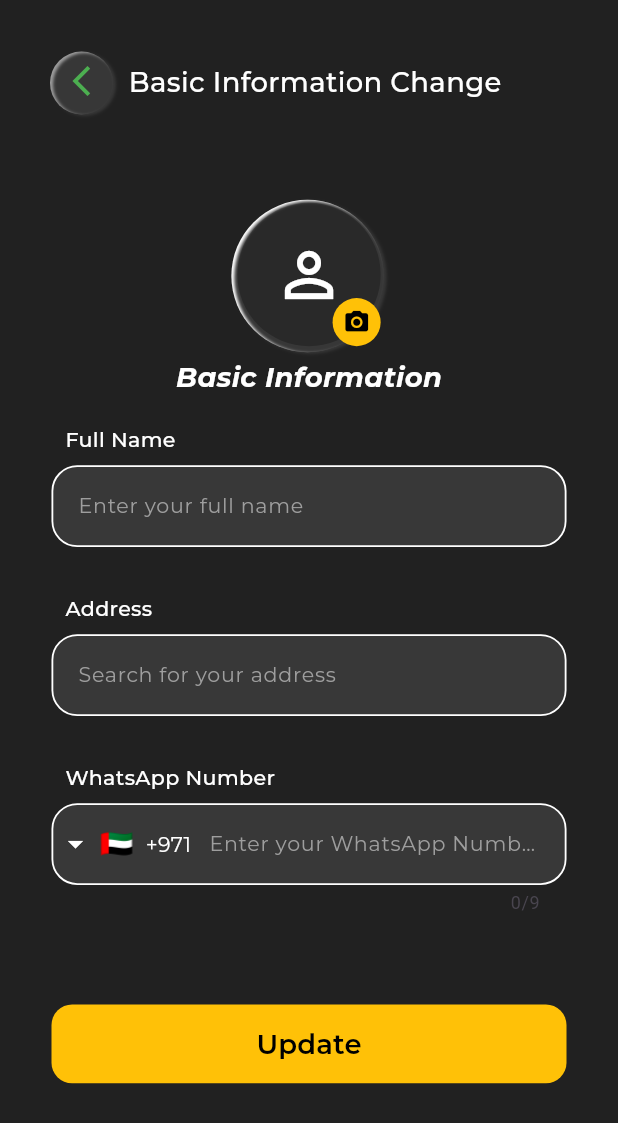
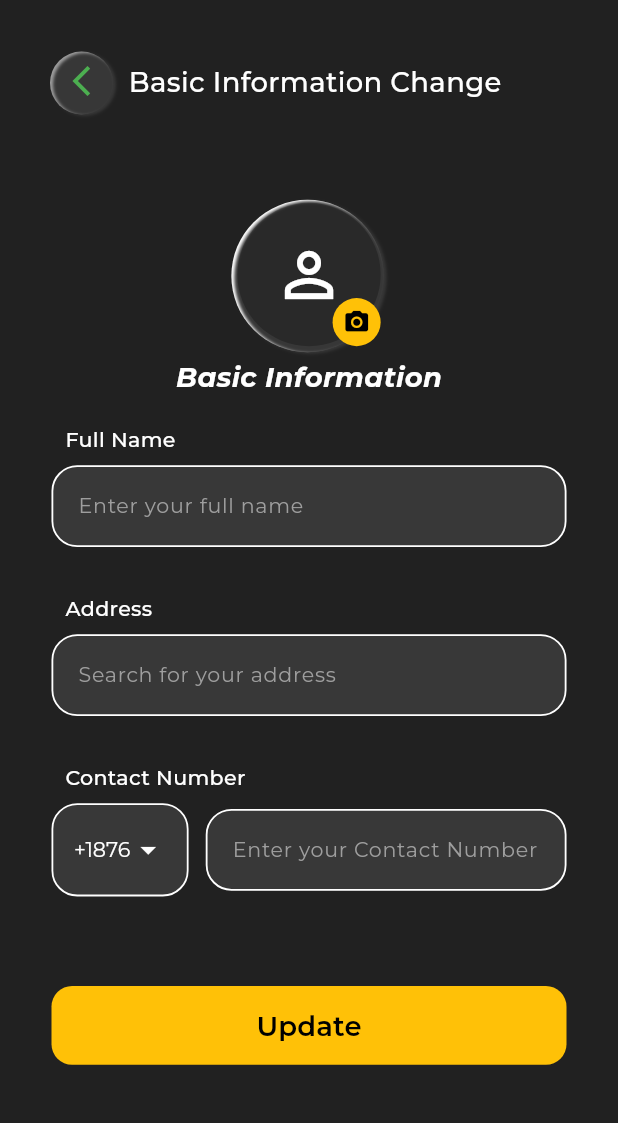
Before and after one commit to Ebadzmn/car_parts_app, a Flutter app: the ChangeBasicInfo screen opened by its route, on a phone screen of 412 x 824 dp. Shown: the top 1123 px of the screen. Run offline on Flutter 3.47's test engine with Material 3 defaults, Android fonts, the phone set to English and light mode, and no system bars; drawn by our look-alikes of intl_phone_field; our stand-ins replace bloc, carousel_slider, dartz, dio, dotted_border, equatable and 16 more; accounts and stored records are empty; network calls fail.

Commit message:
refactor: replace intl_phone_field with custom country code dropdown and update auth navigation and versioning

```diff
--- a/lib/core/coreWidget/custom_phone_field.dart
+++ b/lib/core/coreWidget/custom_phone_field.dart
@@ -1,14 +1,12 @@
 import 'package:flutter/material.dart';
 import 'package:flutter_screenutil/flutter_screenutil.dart';
 import 'package:google_fonts/google_fonts.dart';
-import 'package:intl_phone_field/intl_phone_field.dart';
-import 'package:intl_phone_field/phone_number.dart';
 
-class CustomPhoneField extends StatelessWidget {
+class CustomPhoneField extends StatefulWidget {
   final String label;
   final String hintText;
   final TextEditingController? controller;
-  final Function(PhoneNumber)? onChanged;
+  final Function(String)? onChanged;
 
   const CustomPhoneField({
     super.key,
@@ -17,6 +15,33 @@ class CustomPhoneField extends StatelessWidget {
     this.controller,
     this.onChanged,
   });
+
+  @override
+  State<CustomPhoneField> createState() => _CustomPhoneFieldState();
+}
+
+class _CustomPhoneFieldState extends State<CustomPhoneField> {
+  String _selectedCode = '+1876';
+  final List<String> _codes = ['+1876', '+1658'];
+
+  void _updateNumber() {
+    if (widget.onChanged != null) {
+      final text = widget.controller?.text ?? '';
+      widget.onChanged!('$_selectedCode$text');
+    }
+  }
+
+  @override
+  void initState() {
+    super.initState();
+    widget.controller?.addListener(_updateNumber);
+  }
+
+  @override
+  void dispose() {
+    widget.controller?.removeListener(_updateNumber);
+    super.dispose();
+  }
 
   @override
   Widget build(BuildContext context) {
@@ -29,7 +54,7 @@ class CustomPhoneField extends StatelessWidget {
           Padding(
             padding: EdgeInsets.only(left: 8.w, bottom: 6.h),
             child: Text(
-              label,
+              widget.label,
               style: GoogleFonts.montserrat(
                 textStyle: TextStyle(
                   fontSize: 12.sp,
@@ -40,21 +65,50 @@ class CustomPhoneField extends StatelessWidget {
             ),
           ),
 
-          /// IntlPhoneField
-          IntlPhoneField(
-            controller: controller,
-            dropdownTextStyle: GoogleFonts.montserrat(
+          Row(
+            children: [
+              Container(
+                height: 52.h,
+                padding: EdgeInsets.symmetric(horizontal: 12.w),
+                decoration: BoxDecoration(
+                  color: const Color(0xFF383838),
+                  borderRadius: BorderRadius.circular(15.r),
+                  border: Border.all(color: Colors.white, width: 1.2),
+                ),
+                child: DropdownButtonHideUnderline(
+                  child: DropdownButton<String>(
+                    value: _selectedCode,
+                    dropdownColor: const Color(0xFF383838),
+                    icon: const Icon(Icons.arrow_drop_down, color: Colors.white),
+                    style: GoogleFonts.montserrat(
                       fontSize: 12.sp,
                       color: Colors.white,
                     ),
+                    items: _codes.map((code) {
+                      return DropdownMenuItem(
+                        value: code,
+                        child: Text(code),
+                      );
+                    }).toList(),
+                    onChanged: (val) {
+                      if (val != null) {
+                        setState(() {
+                          _selectedCode = val;
+                        });
+                        _updateNumber();
+                      }
+                    },
+                  ),
+                ),
+              ),
+              SizedBox(width: 10.w),
+              Expanded(
+                child: TextFormField(
+                  controller: widget.controller,
+                  keyboardType: TextInputType.phone,
                   style: GoogleFonts.montserrat(fontSize: 12.sp, color: Colors.white),
-            dropdownIcon: const Icon(
-              Icons.arrow_drop_down,
-              color: Colors.white,
-            ),
-            initialCountryCode: 'AE',
                   decoration: InputDecoration(
-              hintText: hintText,
+                    hintText: widget.hintText,
                     hintStyle: GoogleFonts.montserrat(
                       fontSize: 12.sp,
                       fontWeight: FontWeight.w400,
@@ -62,14 +116,10 @@ class CustomPhoneField extends StatelessWidget {
                     ),
                     filled: true,
                     fillColor: const Color(0xFF383838),
-
-              /// Responsive padding
                     contentPadding: EdgeInsets.symmetric(
                       vertical: 14.h,
                       horizontal: 12.w,
                     ),
-
-              /// Border styles
                     enabledBorder: OutlineInputBorder(
                       borderRadius: BorderRadius.circular(15.r),
                       borderSide: const BorderSide(color: Colors.white, width: 1.2),
@@ -78,16 +128,11 @@ class CustomPhoneField extends StatelessWidget {
                       borderRadius: BorderRadius.circular(15.r),
                       borderSide: const BorderSide(color: Colors.white, width: 1.8),
                     ),
-              errorBorder: OutlineInputBorder(
-                borderRadius: BorderRadius.circular(15.r),
-                borderSide: const BorderSide(color: Colors.red, width: 1.2),
                   ),
-              focusedErrorBorder: OutlineInputBorder(
-                borderRadius: BorderRadius.circular(15.r),
-                borderSide: const BorderSide(color: Colors.red, width: 1.8),
+                  onChanged: (val) => _updateNumber(),
                 ),
               ),
-            onChanged: onChanged,
+            ],
           ),
         ],
       ),
--- a/lib/presentation/auth/pages/otp_page.dart
+++ b/lib/presentation/auth/pages/otp_page.dart
@@ -284,9 +284,7 @@ class _OtpPageState extends State<OtpPage> {
                       ),
                       recognizer: TapGestureRecognizer()
                         ..onTap = () {
-                          ScaffoldMessenger.of(context).showSnackBar(
-                            const SnackBar(content: Text('Login tapped!')),
-                          );
+                          context.push(AppRoutes.LoginPage);
                         },
                     ),
                   ],
--- a/lib/presentation/auth/pages/signup_page.dart
+++ b/lib/presentation/auth/pages/signup_page.dart
@@ -124,10 +124,10 @@ class SignupPage extends StatelessWidget {
                 // Contact Number (Optional)
                 CustomPhoneField(
                   controller: contactController,
-                  label: 'Whatsapp Number',
-                  hintText: 'Please enter your whatsapp number',
+                  label: 'Contact Number',
+                  hintText: 'Please enter your contact number',
                   onChanged: (phone) {
-                    completeContactNumber.value = phone.completeNumber;
+                    completeContactNumber.value = phone;
                   },
                 ),
 
--- a/lib/presentation/userProfile/pages/change_basic_info.dart
+++ b/lib/presentation/userProfile/pages/change_basic_info.dart
@@ -171,11 +171,11 @@ class ChangeBasicInfo extends StatelessWidget {
                             ),
                             SizedBox(height: 12.h),
                             CustomPhoneField(
-                              label: 'WhatsApp Number',
-                              hintText: 'Enter your WhatsApp Number',
+                              label: 'Contact Number',
+                              hintText: 'Enter your Contact Number',
                               controller: controller.whatsappController,
                               onChanged: (phone) {
-                                controller.completeWhatsappNumber.value = phone.completeNumber;
+                                controller.completeWhatsappNumber.value = phone;
                               },
                             ),
                             SizedBox(height: 36.h),
--- a/pubspec.yaml
+++ b/pubspec.yaml
@@ -16,7 +16,7 @@ publish_to: 'none' # Remove this line if you wish to publish to pub.dev
 # https://developer.apple.com/library/archive/documentation/General/Reference/InfoPlistKeyReference/Articles/CoreFoundationKeys.html
 # In Windows, build-name is used as the major, minor, and patch parts
 # of the product and file versions while build-number is used as the build suffix.
-version: 4.0.0
+version: 5.0.0
 
 environment:
   sdk: ^3.9.2
```
Also changed, not shown: lib/presentation/sellerAccount/seller_account.dart (+7 -1 lines). Lines whose indentation alone changed are shown as unchanged.
